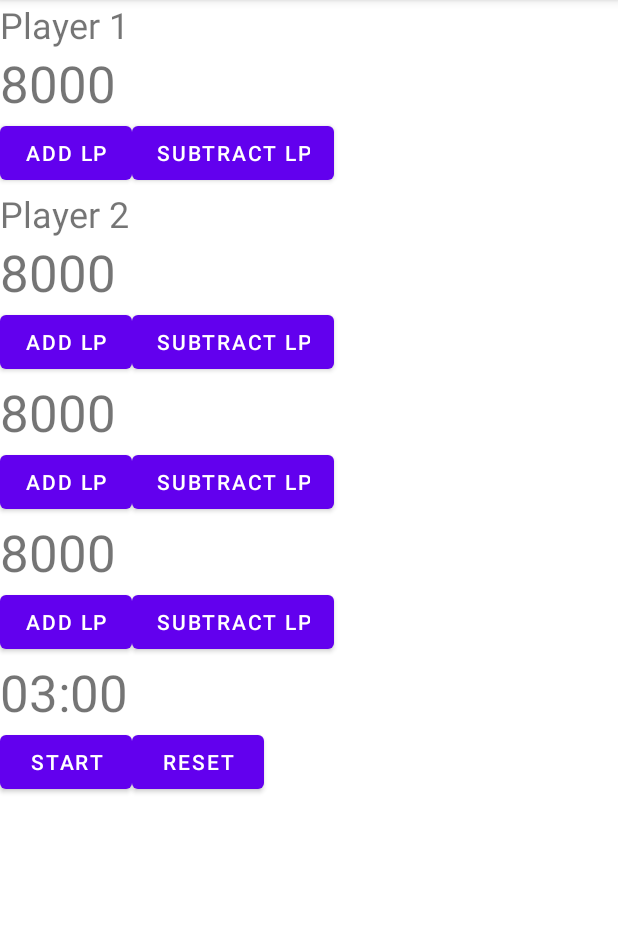
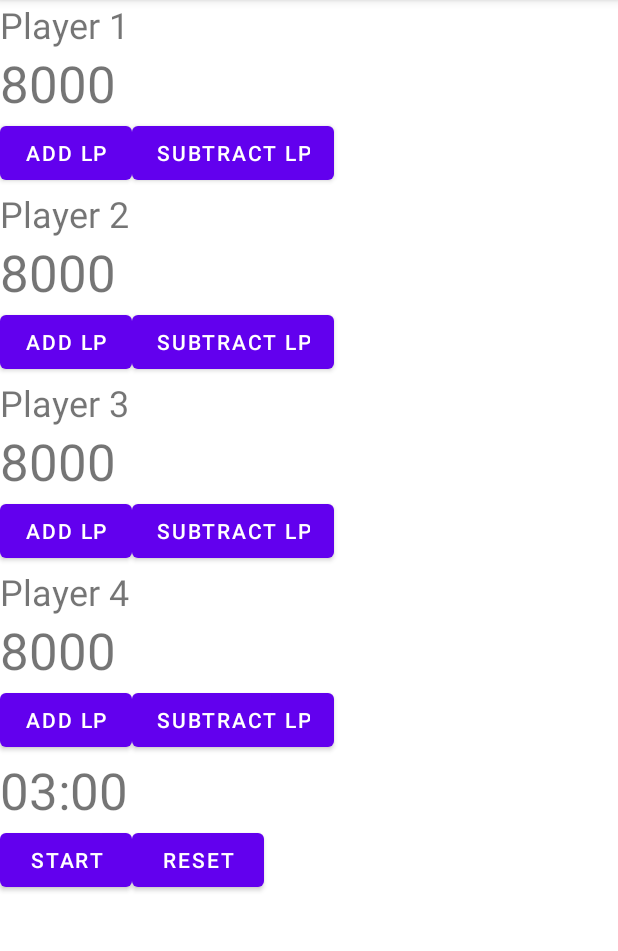
Before and after one commit to MatheusUsb/LP-Counter-Yu-Gi-Oh, an Android app: the LpCalculatorActivity screen opened directly, with no data from a screen before it, on a phone screen of 412 x 824 dp, the part 84-1035 px from its top. Run offline under Robolectric (Android 15) with nearby library versions, the phone set to English and light mode, and no system bars; 1 statement that could not run was skipped.

Commit message:
31_05_2024_commit

```diff
--- a/src/main/java/com/example/lpcounter_yu_gi_oh/LpCalculatorActivity.java
+++ b/src/main/java/com/example/lpcounter_yu_gi_oh/LpCalculatorActivity.java
@@ -33,13 +33,14 @@ public class LpCalculatorActivity extends AppCompatActivity {
         playerNames = getIntent().getStringArrayExtra("playerNames");
 
 // Initialize the arrays
-        lifePoints = new int[numPlayers];
-        lifePointViews = new TextView[numPlayers];
-        playerNameViews = new TextView[numPlayers]; // Initialize the array for the player name views
-        addButtons = new Button[numPlayers];
-        subtractButtons = new Button[numPlayers];
+        lifePoints = new int[4];
+        lifePointViews = new TextView[4];
+        playerNameViews = new TextView[4]; // Initialize the array for the player name views
+        addButtons = new Button[4];
+        subtractButtons = new Button[4];
 
-        for (int i = 0; i < numPlayers; i++) {
+        for (int i = 0; i < 4; i++) {
+            if (i < numPlayers) {
                 final int finalI = i;
                 lifePoints[i] = 8000;
 
@@ -63,6 +64,35 @@ public class LpCalculatorActivity extends AppCompatActivity {
                         openDialog(false, finalI);
                     }
                 });
+
+                playerNameViews[i].setVisibility(View.VISIBLE);
+                lifePointViews[i].setVisibility(View.VISIBLE);
+                addButtons[i].setVisibility(View.VISIBLE);
+                subtractButtons[i].setVisibility(View.VISIBLE);
+            } else {
+                playerNameViews[i] = findViewById(getResources().getIdentifier("player" + (i+1) + "Name", "id", getPackageName()));
+                lifePointViews[i] = findViewById(getResources().getIdentifier("player" + (i+1) + "LifePoints", "id", getPackageName()));
+                addButtons[i] = findViewById(getResources().getIdentifier("player" + (i+1) + "AddButton", "id", getPackageName()));
+                subtractButtons[i] = findViewById(getResources().getIdentifier("player" + (i+1) + "SubtractButton", "id", getPackageName()));
+
+                playerNameViews[i].setVisibility(View.GONE);
+                lifePointViews[i].setVisibility(View.GONE);
+                addButtons[i].setVisibility(View.GONE);
+                subtractButtons[i].setVisibility(View.GONE);
+            }
+        }
+        for (int i = 0; i < numPlayers; i++) {
+            playerNameViews[i].setVisibility(View.VISIBLE);
+            lifePointViews[i].setVisibility(View.VISIBLE);
+            addButtons[i].setVisibility(View.VISIBLE);
+            subtractButtons[i].setVisibility(View.VISIBLE);
+        }
+
+        for (int i = numPlayers; i < 4; i++) {
+            if(playerNameViews[i] != null) playerNameViews[i].setVisibility(View.GONE);
+            if(lifePointViews[i] != null) lifePointViews[i].setVisibility(View.GONE);
+            if(addButtons[i] != null) addButtons[i].setVisibility(View.GONE);
+            if(subtractButtons[i] != null) subtractButtons[i].setVisibility(View.GONE);
         }
 
         // Initialize the timer view
--- a/src/main/res/layout/activity_lp_calculator.xml
+++ b/src/main/res/layout/activity_lp_calculator.xml
@@ -79,8 +79,7 @@
             android:layout_width="wrap_content"
             android:layout_height="wrap_content"
             android:text="Player 3"
-            android:textSize="24sp"
-            android:visibility="gone" />
+            android:textSize="24sp" />
 
         <TextView
             android:id="@+id/player3LifePoints"
@@ -113,8 +112,7 @@
             android:layout_width="wrap_content"
             android:layout_height="wrap_content"
             android:text="Player 4"
-            android:textSize="24sp"
-            android:visibility="gone" />
+            android:textSize="24sp" />
 
         <TextView
             android:id="@+id/player4LifePoints"
```
Also changed, not shown: src/main/java/com/example/lpcounter_yu_gi_oh/MainActivity.java (+6 -2 lines), 1 other file. Lines whose indentation alone changed are shown as unchanged.
